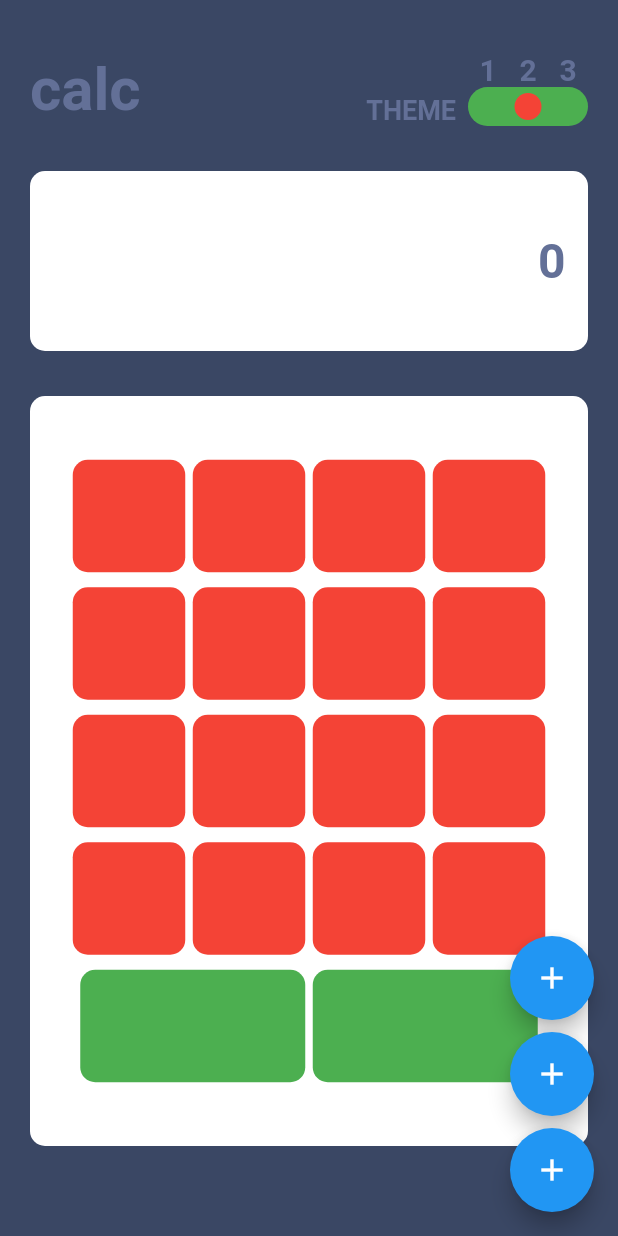
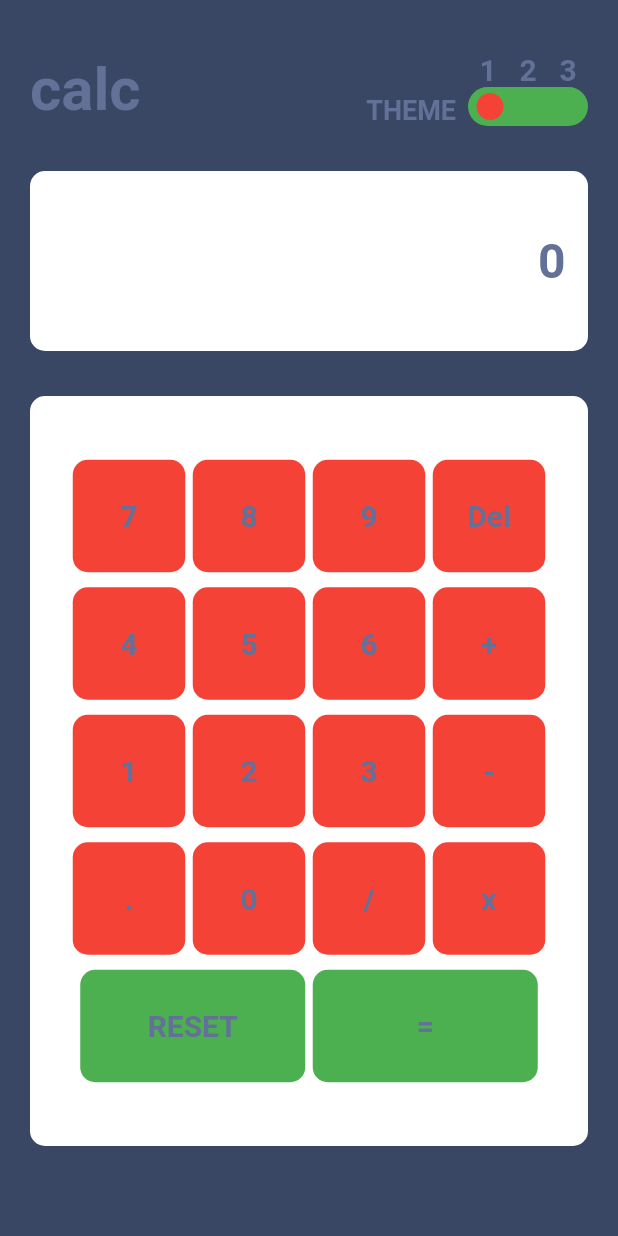
Before and after one commit to mulieriq/Simple-Calculator, a Flutter app: the screen it shows after launch, on a phone screen of 412 x 824 dp. Run offline on Flutter 3.47's test engine with Material 2 defaults, Android fonts, the phone set to English and light mode, and no system bars; our stand-ins replace bloc, flutter_bloc, freezed_annotation, google_fonts, hydrated_bloc.

Commit message:
feat(boya): :recycle: moved theming to tri-switch <> from floating action buttins

```diff
--- a/calculator_app/lib/features/calculator/presentation/views/calculator_view.dart
+++ b/calculator_app/lib/features/calculator/presentation/views/calculator_view.dart
@@ -37,7 +37,9 @@ class CalculatorView extends StatelessWidget {
                           .copyWith(fontSize: 40),
                     ),
                     const Spacer(),
-                    Row(
+                    BlocBuilder<PreferredThemeCubit, PreferredThemeCubitState>(
+                      builder: (context, state) {
+                        return Row(
                           mainAxisAlignment: MainAxisAlignment.spaceBetween,
                           crossAxisAlignment: CrossAxisAlignment.end,
                           children: [
@@ -92,31 +94,82 @@ class CalculatorView extends StatelessWidget {
                                       mainAxisAlignment:
                                           MainAxisAlignment.spaceAround,
                                       children: [
-                                    Container(
+                                        GestureDetector(
+                                          onTap: () => context
+                                              .read<PreferredThemeCubit>()
+                                              .updateTheme(
+                                                PreferredTheme
+                                                    .desaturatedBlueTheme,
+                                              ),
+                                          child: GestureDetector(
+                                            onTap: () => context
+                                                .read<PreferredThemeCubit>()
+                                                .updateTheme(
+                                                  PreferredTheme
+                                                      .desaturatedBlueTheme,
+                                                ),
+                                            child: AnimatedContainer(
+                                              duration: const Duration(
+                                                seconds: 1,
+                                              ),
                                               margin: const EdgeInsets.all(2),
                                               width: 18,
                                               height: 18,
-                                      decoration: const BoxDecoration(
+                                              decoration: BoxDecoration(
                                                 shape: BoxShape.circle,
-                                        color: Colors.transparent,
+                                                color: state ==
+                                                        PreferredThemeCubitState
+                                                            .desaturatedBlueTheme()
+                                                    ? Colors.red
+                                                    : Colors.transparent,
                                               ),
                                             ),
-                                    Container(
+                                          ),
+                                        ),
+                                        GestureDetector(
+                                          onTap: () => context
+                                              .read<PreferredThemeCubit>()
+                                              .updateTheme(
+                                                PreferredTheme.lightGrayTheme,
+                                              ),
+                                          child: AnimatedContainer(
+                                            duration: const Duration(
+                                              seconds: 1,
+                                            ),
                                             margin: const EdgeInsets.all(2),
                                             width: 18,
                                             height: 18,
-                                      decoration: const BoxDecoration(
+                                            decoration: BoxDecoration(
                                               shape: BoxShape.circle,
-                                        color: Colors.red,
+                                              color: state ==
+                                                      PreferredThemeCubitState
+                                                          .lightGrayTheme()
+                                                  ? Colors.red
+                                                  : Colors.transparent,
                                             ),
                                           ),
-                                    Container(
+                                        ),
+                                        GestureDetector(
+                                          onTap: () => context
+                                              .read<PreferredThemeCubit>()
+                                              .updateTheme(
+                                                PreferredTheme.darkVioletTheme,
+                                              ),
+                                          child: AnimatedContainer(
+                                            duration: const Duration(
+                                              seconds: 1,
+                                            ),
                                             margin: const EdgeInsets.all(2),
                                             width: 18,
                                             height: 18,
-                                      decoration: const BoxDecoration(
+                                            decoration: BoxDecoration(
                                               shape: BoxShape.circle,
-                                        color: Colors.transparent,
+                                              color: state ==
+                                                      PreferredThemeCubitState
+                                                          .darkVioletTheme()
+                                                  ? Colors.red
+                                                  : Colors.transparent,
+                                            ),
                                           ),
                                         )
                                       ],
@@ -126,6 +179,8 @@ class CalculatorView extends StatelessWidget {
                               ),
                             )
                           ],
+                        );
+                      },
                     )
                   ],
                 ),
@@ -174,18 +229,18 @@ class CalculatorView extends StatelessWidget {
                             '8',
                             '9',
                             'Del',
-                            '7',
-                            '8',
-                            '9',
-                            'Del',
-                            '7',
-                            '8',
-                            '9',
-                            'Del',
-                            '7',
-                            '8',
-                            '9',
-                            'Del'
+                            '4',
+                            '5',
+                            '6',
+                            '+',
+                            '1',
+                            '2',
+                            '3',
+                            '-',
+                            '.',
+                            '0',
+                            '/',
+                            'x'
                           ]
                               .map(
                                 (e) => Padding(
@@ -200,6 +255,15 @@ class CalculatorView extends StatelessWidget {
                                     ),
                                     height: 75,
                                     width: 75,
+                                    child: Center(
+                                      child: Text(
+                                        e,
+                                        style: Theme.of(context)
+                                            .textTheme
+                                            .displayLarge!
+                                            .copyWith(fontSize: 20),
+                                      ),
+                                    ),
                                   ),
                                 ),
                               )
@@ -209,8 +273,8 @@ class CalculatorView extends StatelessWidget {
                           alignment: WrapAlignment.center,
                           crossAxisAlignment: WrapCrossAlignment.center,
                           children: [
-                            '7',
-                            '8',
+                            'RESET',
+                            '=',
                           ]
                               .map(
                                 (e) => Padding(
@@ -225,6 +289,15 @@ class CalculatorView extends StatelessWidget {
                                     ),
                                     height: 75,
                                     width: 150,
+                                    child: Center(
+                                      child: Text(
+                                        e,
+                                        style: Theme.of(context)
+                                            .textTheme
+                                            .displayLarge!
+                                            .copyWith(fontSize: 20),
+                                      ),
+                                    ),
                                   ),
                                 ),
                               )
@@ -237,32 +310,6 @@ class CalculatorView extends StatelessWidget {
               ],
             ),
           ),
-          floatingActionButton: Column(
-            mainAxisAlignment: MainAxisAlignment.end,
-            crossAxisAlignment: CrossAxisAlignment.end,
-            children: [
-              FloatingActionButton(
-                onPressed: () => context
-                    .read<PreferredThemeCubit>()
-                    .updateTheme(PreferredTheme.desaturatedBlueTheme),
-                child: const Icon(Icons.add),
-              ),
-              const SizedBox(height: 8),
-              FloatingActionButton(
-                onPressed: () => context
-                    .read<PreferredThemeCubit>()
-                    .updateTheme(PreferredTheme.lightGrayTheme),
-                child: const Icon(Icons.add),
-              ),
-              const SizedBox(height: 8),
-              FloatingActionButton(
-                onPressed: () => context
-                    .read<PreferredThemeCubit>()
-                    .updateTheme(PreferredTheme.darkVioletTheme),
-                child: const Icon(Icons.add),
-              ),
-            ],
-          ),
         ),
       ),
     );
```
Lines whose indentation alone changed are shown as unchanged.
